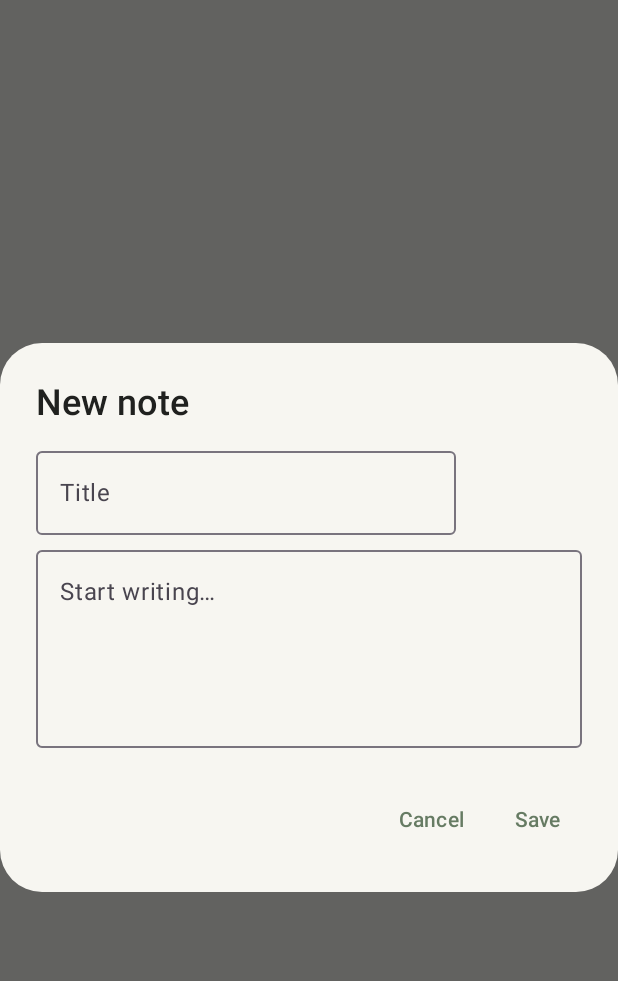
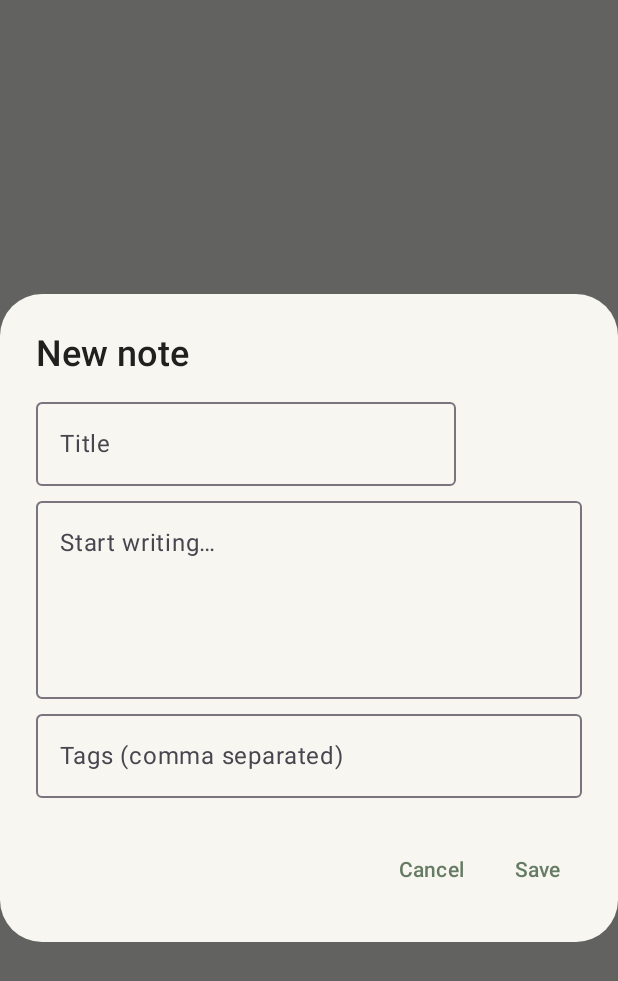
Before and after one commit to jakirulji/Notes, an Android app built with Jetpack Compose: the composable NoteEditor called with empty values, on a phone screen of 412 x 824 dp. Shown: the top 981 px of the screen. Run offline under Robolectric (Android 15) with nearby library versions, the phone set to English and light mode, and no system bars.

Commit message:
Add editable tags to the note editor

```diff
--- a/app/src/main/java/com/jakirulji/notes/MainActivity.kt
+++ b/app/src/main/java/com/jakirulji/notes/MainActivity.kt
@@ -142,9 +142,9 @@ private fun NotesApp(repository: NoteRepository) {
         NoteEditor(
             note = editing,
             onClose = { editorOpen = false },
-            onSave = { title, body ->
+            onSave = { title, body, tags ->
                 scope.launch {
-                    repository.save(editing?.id, title, body, editing?.color ?: DEFAULT_NOTE_COLOR)
+                    repository.save(editing?.id, title, body, editing?.color ?: DEFAULT_NOTE_COLOR, tags = tags)
                     editorOpen = false
                 }
             }
@@ -183,9 +183,10 @@ private fun NoteCard(
 }
 
 @Composable
-private fun NoteEditor(note: NoteEntity?, onClose: () -> Unit, onSave: (String, String) -> Unit) {
+private fun NoteEditor(note: NoteEntity?, onClose: () -> Unit, onSave: (String, String, String) -> Unit) {
     var title by remember(note?.id) { mutableStateOf(note?.title.orEmpty()) }
     var body by remember(note?.id) { mutableStateOf(note?.content.orEmpty()) }
+    var tags by remember(note?.id) { mutableStateOf(note?.tags.orEmpty()) }
     AlertDialog(
         onDismissRequest = onClose, containerColor = Paper,
         title = { Text(if (note == null) "New note" else "Edit note", fontWeight = FontWeight.SemiBold) },
@@ -194,9 +195,11 @@ private fun NoteEditor(note: NoteEntity?, onClose: () -> Unit, onSave: (String,
                 OutlinedTextField(value = title, onValueChange = { title = it }, placeholder = { Text("Title") }, singleLine = true)
                 Spacer(Modifier.height(10.dp))
                 OutlinedTextField(value = body, onValueChange = { body = it }, modifier = Modifier.fillMaxWidth(), placeholder = { Text("Start writing…") }, minLines = 5)
+                Spacer(Modifier.height(10.dp))
+                OutlinedTextField(value = tags, onValueChange = { tags = it }, modifier = Modifier.fillMaxWidth(), placeholder = { Text("Tags (comma separated)") }, singleLine = true)
             }
         },
-        confirmButton = { TextButton(onClick = { onSave(title.ifBlank { "Untitled" }, body) }) { Text("Save") } },
+        confirmButton = { TextButton(onClick = { onSave(title.ifBlank { "Untitled" }, body, tags.split(",").map { it.trim() }.filter { it.isNotEmpty() }.distinct().joinToString(", ")) }) { Text("Save") } },
         dismissButton = { TextButton(onClick = onClose) { Text("Cancel") } }
     )
 }
```
